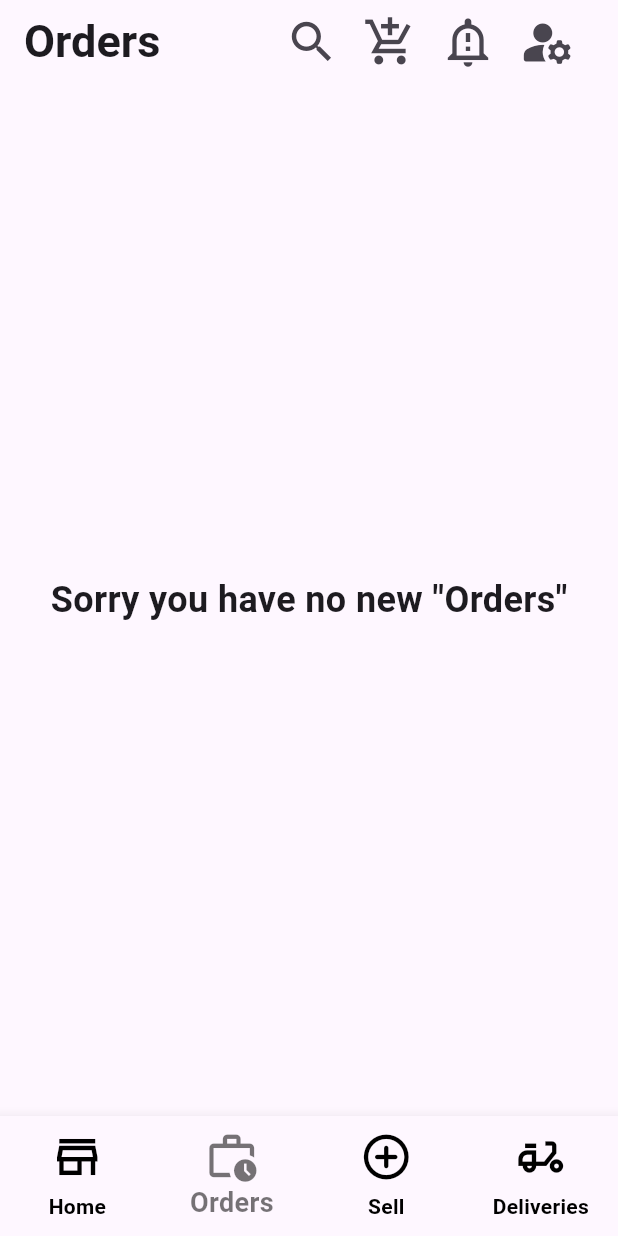
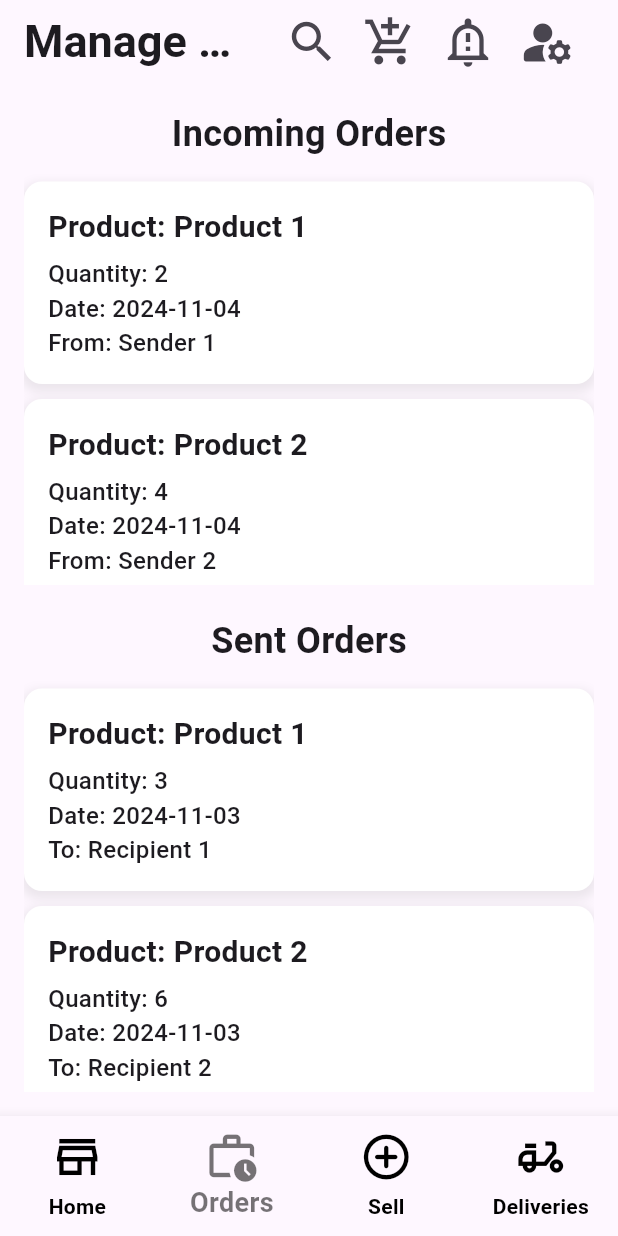
Before and after one commit to bsc-05-20/inshop, a Flutter app: the screen it shows after launch, item 2 of the bottom bar chosen, on a phone screen of 412 x 824 dp. Run offline on Flutter 3.47's test engine with Material 3 defaults, Android fonts, the phone set to English and light mode, and no system bars; our stand-ins replace google_fonts.

Commit message:
Orders screen Implemted the orders screen

```diff
--- a/inshop/lib/screens/orders_screen.dart
+++ b/inshop/lib/screens/orders_screen.dart
@@ -1,13 +1,13 @@
 import 'package:flutter/material.dart';
 import 'package:inshop/screens/alerts_screen.dart';
-import 'package:inshop/screens/deliveries_screen.dart';
 import 'package:inshop/screens/cart_screen.dart';
 import 'package:inshop/screens/home_screen.dart';
+import 'package:inshop/screens/deliveries_screen.dart';
 import 'package:inshop/screens/profile_screen.dart';
 import 'package:inshop/screens/sell_screen.dart';
 import 'package:inshop/widgets/bottom_navigation.dart';
 import 'package:inshop/widgets/custom_search_delegate.dart';
-import 'package:inshop/widgets/logout_confirmation_dialog.dart'; // Import the dialog
+import 'package:inshop/widgets/logout_confirmation_dialog.dart';
 
 class OrdersScreen extends StatefulWidget {
   const OrdersScreen({super.key});
@@ -63,7 +63,7 @@ class _OrdersScreenState extends State<OrdersScreen> {
       appBar: AppBar(
         automaticallyImplyLeading: false,
         title: const Text(
-          'Orders',
+          'Manage Orders',
           style: TextStyle(fontSize: 30, fontWeight: FontWeight.w700),
         ),
         actions: [
@@ -154,10 +154,50 @@ class _OrdersScreenState extends State<OrdersScreen> {
           ),
         ],
       ),
-      body: const Center(
-        child: Text(
-          'Sorry you have no new "Orders"',
-          style: TextStyle(fontSize: 24, fontWeight: FontWeight.bold),
+      body: Padding(
+        padding: const EdgeInsets.all(16.0),
+        child: Column(
+          children: [
+            const Text(
+              'Incoming Orders',
+              style: TextStyle(fontSize: 24, fontWeight: FontWeight.bold),
+            ),
+            const SizedBox(height: 10),
+            Expanded(
+              child: ListView.builder(
+                itemCount: 5, // Replace with actual incoming orders count
+                itemBuilder: (context, index) {
+                  return _buildOrderTile(
+                    orderType: 'Incoming',
+                    productName: 'Product ${index + 1}',
+                    quantity: '${(index + 1) * 2}',
+                    date: '2024-11-04',
+                    sender: 'Sender ${index + 1}',
+                  );
+                },
+              ),
+            ),
+            const SizedBox(height: 20),
+            const Text(
+              'Sent Orders',
+              style: TextStyle(fontSize: 24, fontWeight: FontWeight.bold),
+            ),
+            const SizedBox(height: 10),
+            Expanded(
+              child: ListView.builder(
+                itemCount: 5, // Replace with actual sent orders count
+                itemBuilder: (context, index) {
+                  return _buildOrderTile(
+                    orderType: 'Sent',
+                    productName: 'Product ${index + 1}',
+                    quantity: '${(index + 1) * 3}',
+                    date: '2024-11-03',
+                    recipient: 'Recipient ${index + 1}',
+                  );
+                },
+              ),
+            ),
+          ],
         ),
       ),
       bottomNavigationBar: BottomNavigation(
@@ -166,4 +206,59 @@ class _OrdersScreenState extends State<OrdersScreen> {
       ),
     );
   }
+
+  Widget _buildOrderTile({
+    required String orderType,
+    required String productName,
+    required String quantity,
+    required String date,
+    String? sender,
+    String? recipient,
+  }) {
+    return Container(
+      margin: const EdgeInsets.symmetric(vertical: 5),
+      padding: const EdgeInsets.all(16),
+      decoration: BoxDecoration(
+        color: Colors.white,
+        borderRadius: BorderRadius.circular(12),
+        boxShadow: [
+          BoxShadow(
+            color: Colors.grey.withOpacity(0.2),
+            spreadRadius: 2,
+            blurRadius: 5,
+            offset: const Offset(0, 3),
+          ),
+        ],
+      ),
+      child: Column(
+        crossAxisAlignment: CrossAxisAlignment.start,
+        children: [
+          Text(
+            'Product: $productName',
+            style: const TextStyle(fontSize: 20, fontWeight: FontWeight.w600), // Increased font size and weight
+          ),
+          const SizedBox(height: 5),
+          Text(
+            'Quantity: $quantity',
+            style: const TextStyle(fontSize: 16, fontWeight: FontWeight.w500), // Increased font weight
+          ),
+          Text(
+            'Date: $date',
+            style: const TextStyle(fontSize: 16, fontWeight: FontWeight.w500), // Increased font weight
+          ),
+          if (orderType == 'Incoming') ...[
+            Text(
+              'From: $sender',
+              style: const TextStyle(fontSize: 16, fontWeight: FontWeight.w500), // Increased font weight
+            ),
+          ] else if (orderType == 'Sent') ...[
+            Text(
+              'To: $recipient',
+              style: const TextStyle(fontSize: 16, fontWeight: FontWeight.w500), // Increased font weight
+            ),
+          ],
+        ],
+      ),
+    );
+  }
 }
--- a/inshop/lib/screens/profile_screen.dart
+++ b/inshop/lib/screens/profile_screen.dart
@@ -191,6 +191,12 @@ class _ProfileScreenState extends State<ProfileScreen> {
         leading: Icon(icon, size: 30, color: Colors.blue),
         title: Text(title, style: const TextStyle(fontWeight: FontWeight.bold)),
         subtitle: Text(value),
+        trailing: IconButton(
+          icon: const Icon(Icons.edit, color: Colors.blue), // Edit icon
+          onPressed: () {
+            // Handle edit action
+          },
+        ),
         onTap: onTap,
       ),
     );
```
